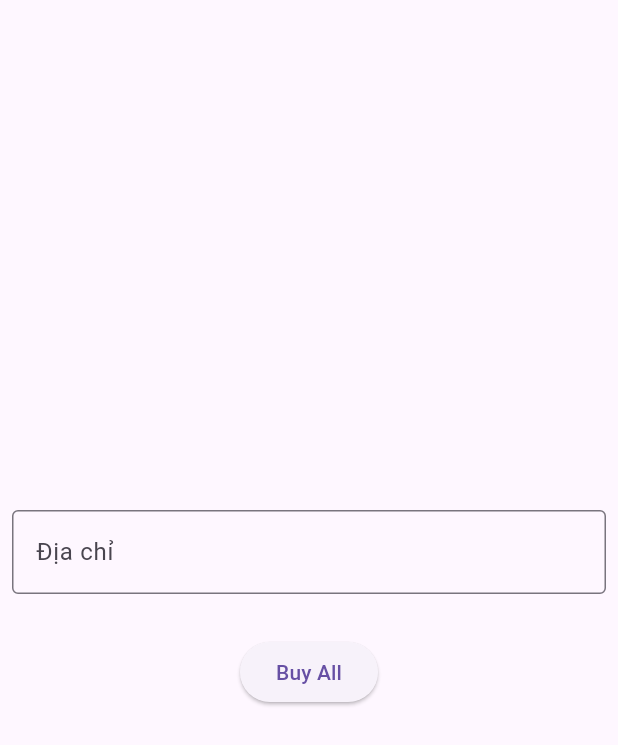
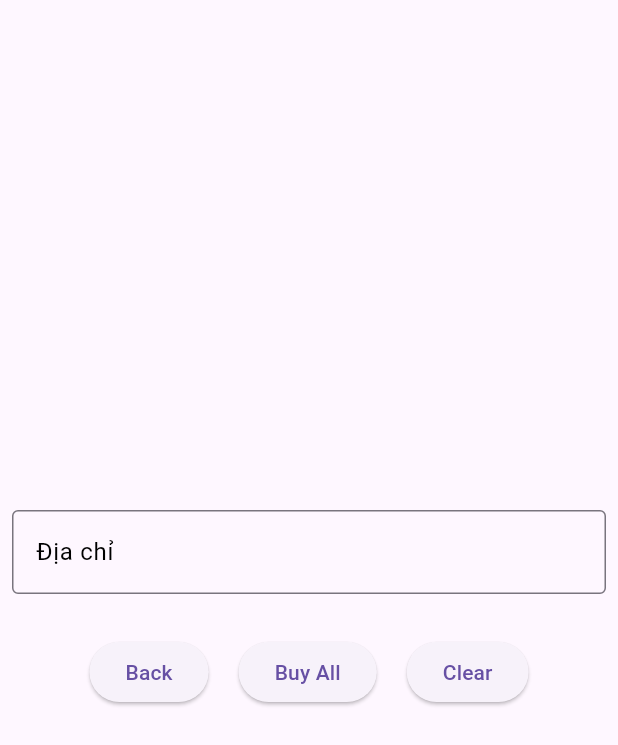
Before and after one commit to CaoTruongSon/banhang, a Flutter app: the Cart screen opened directly with empty values, on a phone screen of 412 x 824 dp. Shown: the top 745 px of the screen. Run offline on Flutter 3.47's test engine with Material 3 defaults, Android fonts, the phone set to English and light mode, and no system bars; our stand-ins replace firebase_auth, firebase_core, firebase_database; accounts and stored records are empty.

Commit message:
Cập nhật code

```diff
--- a/lib/containers/conbuy.dart
+++ b/lib/containers/conbuy.dart
@@ -13,7 +13,7 @@ class Counter extends StatefulWidget {
 
 class _Counter extends State<Counter> {
   int get totalPrice => int.parse(widget.price) * number;
-  int number = 0;
+  int number = 1;
   void _decreate() {
     setState(() {
       if (number > 0) {
--- a/lib/screens/cart.dart
+++ b/lib/screens/cart.dart
@@ -57,14 +57,26 @@ class _ExampleParaState extends State<ExamplePara> {
     DatabaseReference ordersRef =
         FirebaseDatabase.instance.ref().child("orders");
 
+    List<String> itemNames = widget.items.map((item) => item['name']!).toList();
+    String orderTime = DateTime.now().toString(); // Lấy thời gian hiện tại
+
     // Create a new order
     DatabaseReference newOrderRef = ordersRef.push();
     await newOrderRef.set({
       'userName': userName,
       'phone': phone,
       'address': address,
-      'items': widget.items,
+      'items': itemNames,
+      'orderTime': orderTime, // Thêm thời gian vào đơn hàng
     });
+  }
+
+  void _clearItemsAndGoToMenu() {
+    setState(() {
+      items.clear(); // Làm trống danh sách items
+    });
+    Navigator.of(context)
+        .popUntil((route) => route.isFirst); // Quay lại trang đầu tiên
   }
 
   @override
@@ -90,10 +102,23 @@ class _ExampleParaState extends State<ExamplePara> {
                 border: OutlineInputBorder(),
                 hintText: 'Nhập địa chỉ của bạn',
                 labelText: 'Địa chỉ',
+                labelStyle: TextStyle(
+                    color: Colors
+                        .black), // Thay đổi màu của chữ label thành màu đen
               ),
             ),
           ),
           SizedBox(height: 20),
+          Row(
+            mainAxisAlignment: MainAxisAlignment.center,
+            children: [
+              ElevatedButton(
+                onPressed: () {
+                  Navigator.pop(context); // Quay lại trang trước
+                },
+                child: Text('Back'),
+              ),
+              SizedBox(width: 20),
               ElevatedButton(
                 onPressed: () {
                   String address = addressController.text;
@@ -117,7 +142,8 @@ class _ExampleParaState extends State<ExamplePara> {
                         actions: [
                           TextButton(
                             onPressed: () {
-                          items.clear(); // Xóa tất cả các mục trong danh sách
+                              items
+                                  .clear(); // Xóa tất cả các mục trong danh sách
                               Navigator.of(context)
                                   .popUntil((route) => route.isFirst);
                               Navigator.pushReplacement(
@@ -139,6 +165,14 @@ class _ExampleParaState extends State<ExamplePara> {
                 },
                 child: Text('Buy All'),
               ),
+              SizedBox(width: 20),
+              ElevatedButton(
+                onPressed: () =>
+                    _clearItemsAndGoToMenu(), // Gọi hàm _clearItemsAndGoToMenu khi ấn nút
+                child: Text('Clear'),
+              ),
+            ],
+          ),
           SizedBox(height: 20),
         ],
       ),
--- a/lib/screens/login2.dart
+++ b/lib/screens/login2.dart
@@ -167,7 +167,7 @@ class _MyCustomState extends State<MyCustom> {
           Navigator.pushReplacement(
             context,
             MaterialPageRoute(
-                builder: (context) => Menu(userName: nameController.text, phone: userPhone ?? '')),
+                builder: (context) => Menu(userName: nameController.text, phone: userPhone ?? '',pass: passController.text)),
           );
         } else {
           // Hiển thị thông báo khi mật khẩu không đúng
--- a/lib/screens/shop.dart
+++ b/lib/screens/shop.dart
@@ -1,13 +1,15 @@
+import 'package:banhang/screens/loginRegister.dart';
+import 'package:flutter/material.dart';
 import 'package:banhang/components/comshop.dart';
-import 'package:flutter/material.dart';
 
 class Shop extends StatelessWidget {
   final String? userName;
   final String? phone;
+
   const Shop({
     Key? key,
-    this.userName,
-    this.phone,
+    required this.userName,
+    required this.phone,
   }) : super(key: key);
 
   @override
@@ -15,17 +17,36 @@ class Shop extends StatelessWidget {
     return MaterialApp(
       debugShowCheckedModeBanner: false,
       theme: ThemeData.dark().copyWith(
-          scaffoldBackgroundColor: const Color.fromARGB(255, 255, 255, 255)),
+        scaffoldBackgroundColor: const Color.fromARGB(255, 255, 255, 255),
+      ),
       home: Scaffold(
-        body: Center(
-          child: ExamplePara(userName: userName, phone: phone),
-        ),
+        body: userName != null
+            ? Center(
+                child: ExamplePara(
+                  userName: userName,
+                  phone: phone,
+                ),
+              )
+            : Center(
+                child: AlertDialog(
+                  title: Text('Yêu cầu đăng nhập'),
+                  content: Text('Bạn cần đăng nhập để tiếp tục.'),
+                  actions: <Widget>[
+                    TextButton(
+                      onPressed: () {
+                        Navigator.of(context).push(MaterialPageRoute(
+                            builder: (context) => Login())); // Chuyển đến màn hình đăng nhập
+                      },
+                      child: Text('Đăng nhập'),
+                    ),
+                  ],
+                ),
+              ),
       ),
     );
   }
 }
 
-// ignore: use_key_in_widget_constructors
 class ExamplePara extends StatelessWidget {
   final String? userName;
   final String? phone;
@@ -37,7 +58,6 @@ class ExamplePara extends StatelessWidget {
   @override
   Widget build(BuildContext context) {
     return SingleChildScrollView(
-      // tạo một cửa sổ cuộn duy nhất
       child: Column(
         children: [
           for (final location in locations)
@@ -48,7 +68,7 @@ class ExamplePara extends StatelessWidget {
               loggy: location.loggy,
               price: location.price,
               userName: userName,
-              phone:phone,
+              phone: phone,
             ),
         ],
       ),
@@ -58,59 +78,59 @@ class ExamplePara extends StatelessWidget {
 
 const locations = [
   Location(
-    name: 'Mount Rushmore',
-    place: 'U.S.A',
+    name: 'Hamberger',
+    place: 'Việt Nam',
     image: 'assets/mon1.jpg',
     price: '20000',
     loggy:
-        'Lake Oeschinen lies at the foot of the Blüemlisalp in the Bernese Alps. Situated 1,578meters above sea level, it is one of the largerAlpine Lakes. A gondola ride from Kandersteg,followed by a half-hour walk through pasturesand pine forest, leads you to the lake, which awarms to 20 degrees Celsius in the summer.Activities enjoyed here include rowing, andriding the summer toboggan run.',
+        'Làm hamburger không khó, nhất là nếu bạn đã có kinh nghiệm làm bánh  mì rồi. Có nhiều cách làm vỏ bánh hamburger nhưng mình chọn bánh mì sữa Hokkaido vì đây là một trong những công thức bánh mì ngọt mà mình ưng ý nhất từ trước đến giờ.',
   ),
   Location(
-    name: 'Gardens By The Bay',
-    place: 'Singapore',
+    name: 'Bánh Xếp',
+    place: 'Việt Nam',
     image: 'assets/mon2.jpeg',
     price: '20000',
     loggy:
-        'Lake Oeschinen lies at the foot of the Blüemlisalp in the Bernese Alps. Situated 1,578meters above sea level, it is one of the largerAlpine Lakes. A gondola ride from Kandersteg,followed by a half-hour walk through pasturesand pine forest, leads you to the lake, which awarms to 20 degrees Celsius in the summer.Activities enjoyed here include rowing, andriding the summer toboggan run.',
+        'Phần nhân bánh mình dùng rau xà lách, củ cải đỏ, salad guacamole (salad quả bơ kiểu Mexico), phô-mai mềm và thịt bò viên rán. Thịt bò mình chỉ trộn với ít muối, tiêu, bột hành, bột tỏi và oregano khô thôi.',
   ),
   Location(
-    name: 'Machu Picchu',
-    place: 'Peru',
+    name: 'Mỳ Ý',
+    place: 'Việt Nam',
     image: 'assets/mon3.jpg',
     price: '20000',
     loggy:
-        'Lake Oeschinen lies at the foot of the Blüemlisalp in the Bernese Alps. Situated 1,578meters above sea level, it is one of the largerAlpine Lakes. A gondola ride from Kandersteg,followed by a half-hour walk through pasturesand pine forest, leads you to the lake, which awarms to 20 degrees Celsius in the summer.Activities enjoyed here include rowing, andriding the summer toboggan run.',
+        'Mỳ Ý có xuất xứ từ Italia vào khoảng thế kỷ Ban đầu, chỉ có các thành phần cơ bản như trứng và bột mì được sử dụng để sản xuất loại mỳ này. Tuy nhiên, hiện nay có rất nhiều loại mỳ khác nhau với hình dáng và kích thước khác nhau.',
   ),
   Location(
-    name: 'Vitznau',
-    place: 'Switzerland',
+    name: 'Bánh Đa Tôm',
+    place: 'Việt Nam',
     image: 'assets/mon4.jpg',
     price: '20000',
     loggy:
-        'Lake Oeschinen lies at the foot of the Blüemlisalp in the Bernese Alps. Situated 1,578meters above sea level, it is one of the largerAlpine Lakes. A gondola ride from Kandersteg,followed by a half-hour walk through pasturesand pine forest, leads you to the lake, which awarms to 20 degrees Celsius in the summer.Activities enjoyed here include rowing, andriding the summer toboggan run.',
+        'Việc chọn loại bánh đa phù hợp với từng món ăn là rất quan trọng để giúp cho món ăn được thơm ngon và ngon miệng hơn. Các loại bánh đa có thể khác nhau về kích cỡ, độ dày hay độ dai của sợVì vậy, bạn nên tìm hiểu kỹ và chọn loại bánh đa phù hợp với món ăn của mình.',
   ),
   Location(
-    name: 'Bali',
-    place: 'Indonesia',
+    name: 'Bánh Hoa Quả',
+    place: 'Việt Nam',
     image: 'assets/mon5.jpg',
     price: '20000',
     loggy:
-        'Lake Oeschinen lies at the foot of the Blüemlisalp in the Bernese Alps. Situated 1,578meters above sea level, it is one of the largerAlpine Lakes. A gondola ride from Kandersteg,followed by a half-hour walk through pasturesand pine forest, leads you to the lake, which awarms to 20 degrees Celsius in the summer.Activities enjoyed here include rowing, andriding the summer toboggan run.',
+        'trong lại chứa đựng những bí quyết gia truyền độc đáo về chất lượng đặc biệt của món đặc sản miền quê Bắc Bộ. Những nguyên liệu để làm bánh đậu xanh như đường, mỡ hoặc dầu ăn phải được lựa chọn kỹ càng. Ông Lương Xuân Hát, Quản đốc phân xưởng.',
   ),
   Location(
-    name: 'Mexico City',
-    place: 'Mexico',
+    name: 'Salad',
+    place: 'Việt Nam',
     image: 'assets/mon6.jpg',
     price: '20000',
     loggy:
-        'Lake Oeschinen lies at the foot of the Blüemlisalp in the Bernese Alps. Situated 1,578meters above sea level, it is one of the largerAlpine Lakes. A gondola ride from Kandersteg,followed by a half-hour walk through pasturesand pine forest, leads you to the lake, which awarms to 20 degrees Celsius in the summer.Activities enjoyed here include rowing, andriding the summer toboggan run.',
+        'Món salad được xuất hiện từ lâu, dưới nhiều hình thức chế biến khác nhau. Chẳng hạn, người La Mã, người Hy Lạp cổ đại và người Ba Tư đã trộn hỗn hợp rau củ với một loại nước sốt để ăn. Những món ăn rau trộn như vậy đã trở nên phổ biến ở châu Âu sau cuộc xâm lấn của đế chế La Mã và Hy Lạp.',
   ),
   Location(
-    name: 'Cairo',
+    name: 'Salad đặc biệt',
     place: 'Egypt',
     image: 'assets/mon7.jpg',
     price: '20000',
     loggy:
-        'Lake Oeschinen lies at the foot of the Blüemlisalp in the Bernese Alps. Situated 1,578meters above sea level, it is one of the largerAlpine Lakes. A gondola ride from Kandersteg,followed by a half-hour walk through pasturesand pine forest, leads you to the lake, which awarms to 20 degrees Celsius in the summer.Activities enjoyed here include rowing, andriding the summer toboggan run.',
+        'Trong cuốn sách tựa Acetaria: A Discourse on Sallets (tạm dịch là) của nhà văn John Evelyn (đồng thời là chuyên gia nông nghiệp) đã đề cập đến vấn đề người Anh cần phải có thời gian để dùng quen món rau trộn. Lúc bấy giờ, nữ hoàng Scotland là Mary đã dùng món rau trộn gồm có quả anh đào, nấm, củ cần tây và trứng luộc được rưới với mùi tạt kem. ',
   ),
 ];
```
Also changed, not shown: lib/screens/menu.dart (+79 -3 lines), lib/screens/out.dart (added, +19 -0 lines), lib/screens/pass.dart (added, +61 -0 lines), 1 other file. Lines whose indentation alone changed are shown as unchanged.
